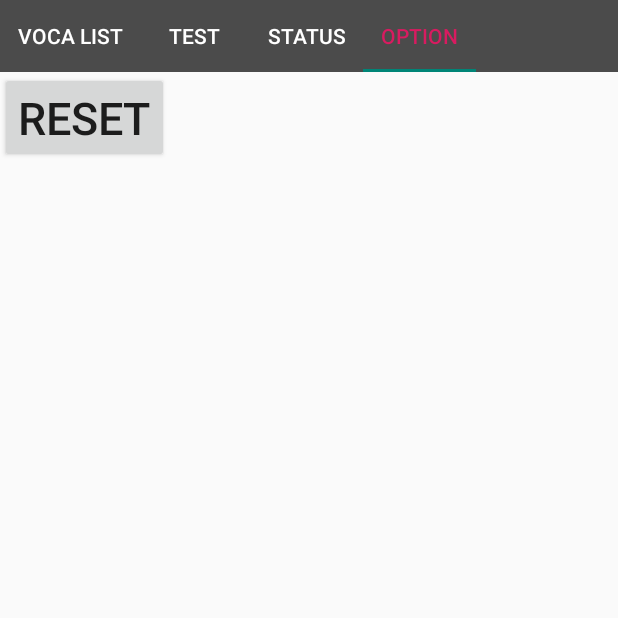
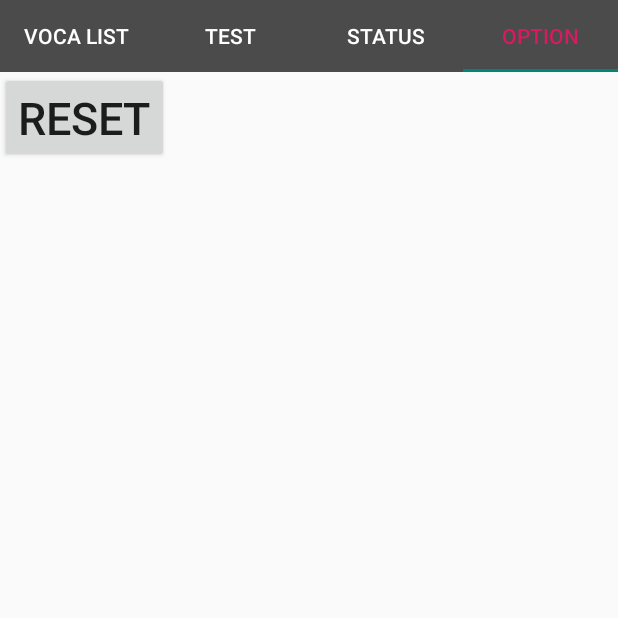
Before and after one commit to ybib/ScanTheVoca, an Android app: the screen it shows after launch (MenuActivity), tab 4 chosen, on a phone screen of 412 x 824 dp, the top half of it. Run offline under Robolectric (Android 15) with nearby library versions, the phone set to English and light mode, and no system bars; libraries missing offline, so code that uses them is left out: com.github.mikephil.charting.

Commit message:
tab 디자인 변경

```diff
--- a/app/src/main/java/org/techtown/thread/scanthevoca_1st/MenuActivity.java
+++ b/app/src/main/java/org/techtown/thread/scanthevoca_1st/MenuActivity.java
@@ -150,7 +150,7 @@ public class MenuActivity extends AppCompatActivity {
             case 3:
                 transaction.replace(R.id.contents, menu4Fragment).commitAllowingStateLoss();
                 btnCam.setVisibility(View.INVISIBLE);
-                break ;
+            break ;
 
 
             case 5 :
--- a/app/src/main/res/layout/activity_menu.xml
+++ b/app/src/main/res/layout/activity_menu.xml
@@ -18,7 +18,8 @@
         app:tabIndicatorColor="@color/colorPrimary"
         app:tabTextColor="@color/white"
         app:tabSelectedTextColor="@color/colorAccent"
-        app:tabMode="scrollable">
+        app:tabGravity="fill"
+        app:tabMode="fixed">
 
         <com.google.android.material.tabs.TabItem
             android:id="@+id/tabItem1"
```
